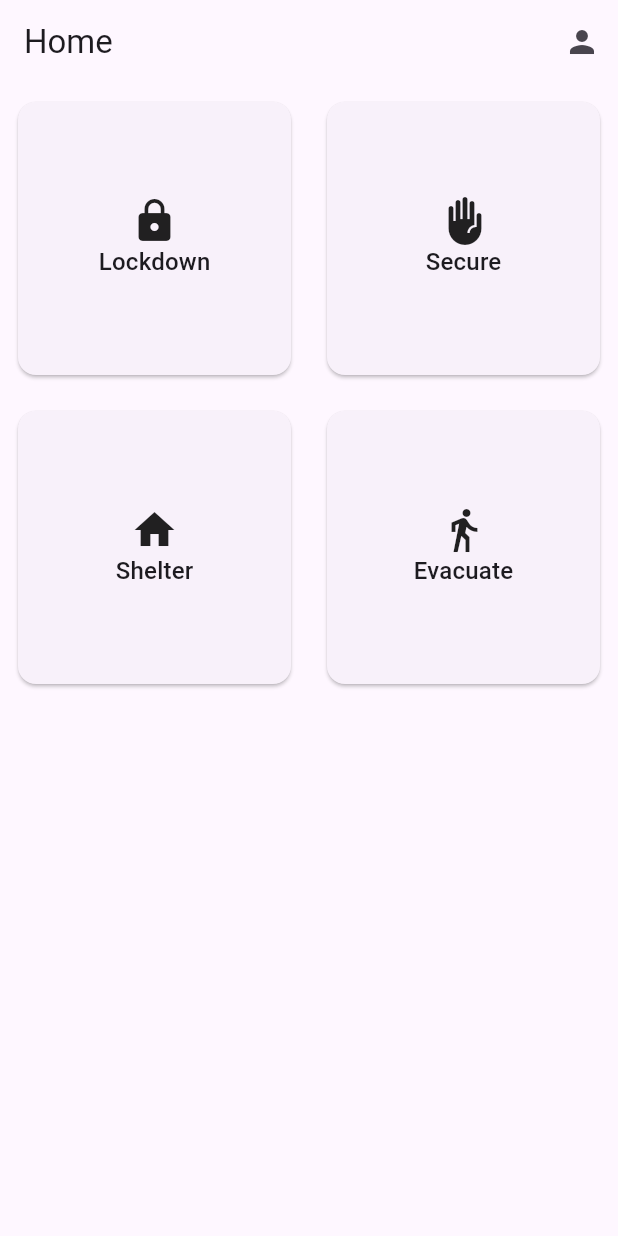
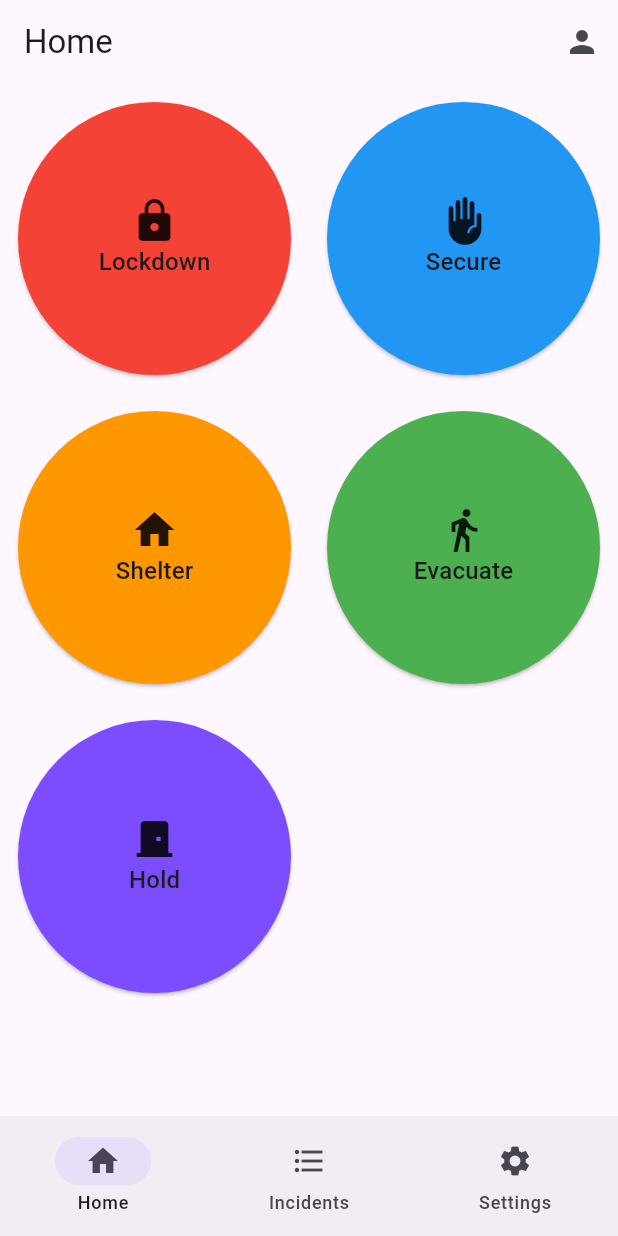
Before and after one commit to ethanharstad/alert, a Flutter app: the screen it shows after launch, on a phone screen of 412 x 824 dp. Run offline on Flutter 3.47's test engine with Material 3 defaults, Android fonts, the phone set to English and light mode, and no system bars; our stand-ins replace firebase_core, go_router; accounts and stored records are empty.

Commit message:
More stuff

```diff
--- a/lib/screens/home_screen.dart
+++ b/lib/screens/home_screen.dart
@@ -13,25 +13,36 @@ class HomeScreen extends StatelessWidget {
         maxCrossAxisExtent: 300,
         mainAxisSpacing: 16.0,
         crossAxisSpacing: 16.0,
+
         children: [
           HomeTile(
+            color: Colors.red,
             title: 'Lockdown',
             icon: Icons.lock,
             onTap: () {},
           ),
           HomeTile(
+            color: Colors.blue,
             title: 'Secure',
             icon: Icons.front_hand,
             onTap: () {},
           ),
           HomeTile(
+            color: Colors.orange,
             title: 'Shelter',
             icon: Icons.home,
             onTap: () {},
           ),
           HomeTile(
+            color: Colors.green,
             title: 'Evacuate',
             icon: Icons.directions_walk,
+            onTap: () {},
+          ),
+          HomeTile(
+            color: Colors.deepPurpleAccent,
+            title: 'Hold',
+            icon: Icons.door_front_door,
             onTap: () {},
           ),
         ],
--- a/lib/widgets/app_scaffold.dart
+++ b/lib/widgets/app_scaffold.dart
@@ -29,6 +29,22 @@ class AppScaffold extends StatelessWidget {
         padding: const EdgeInsets.all(8.0),
         child: body,
       ),
+      bottomNavigationBar: NavigationBar(
+        destinations: const [
+          NavigationDestination(
+            icon: Icon(Icons.home),
+            label: 'Home',
+          ),
+          NavigationDestination(
+            icon: Icon(Icons.format_list_bulleted),
+            label: 'Incidents',
+          ),
+          NavigationDestination(
+            icon: Icon(Icons.settings),
+            label: 'Settings',
+          ),
+        ],
+      ),
     );
   }
 }
--- a/lib/widgets/home_tile.dart
+++ b/lib/widgets/home_tile.dart
@@ -4,16 +4,21 @@ class HomeTile extends StatelessWidget {
   final String title;
   final IconData icon;
   final VoidCallback onTap;
+  final Color? color;
 
-  const HomeTile(
-      {required this.title,
-      required this.icon,
-      required this.onTap,
-      super.key});
+  const HomeTile({
+    required this.title,
+    required this.icon,
+    required this.onTap,
+    this.color,
+    super.key,
+  });
 
   @override
   Widget build(BuildContext context) {
     return Card(
+      color: color,
+      shape: CircleBorder(),
       child: InkWell(
         onTap: onTap,
         child: Column(
```
